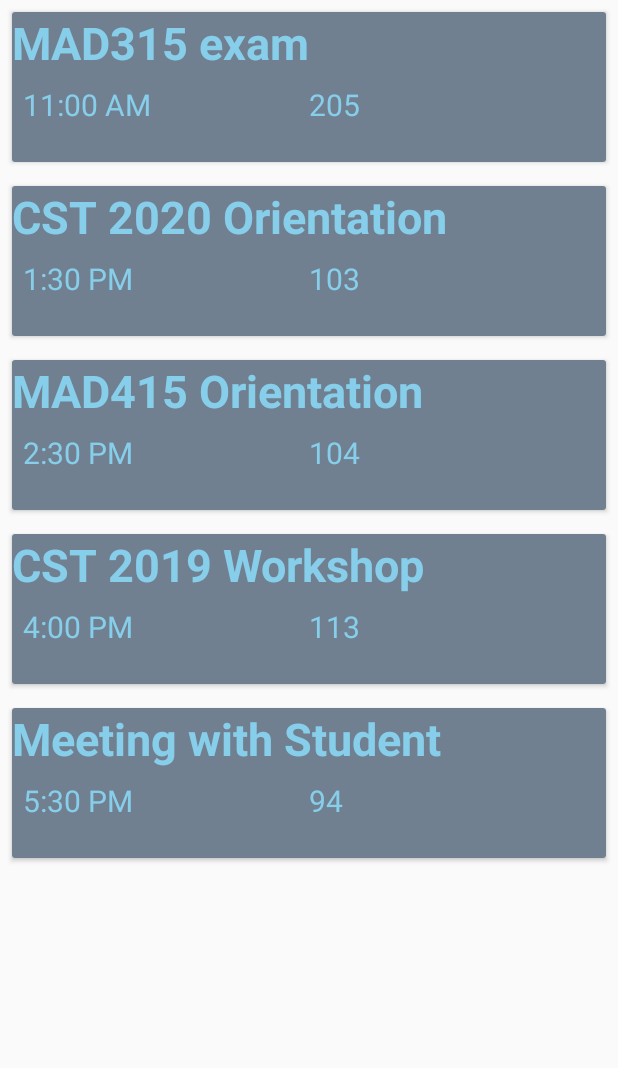
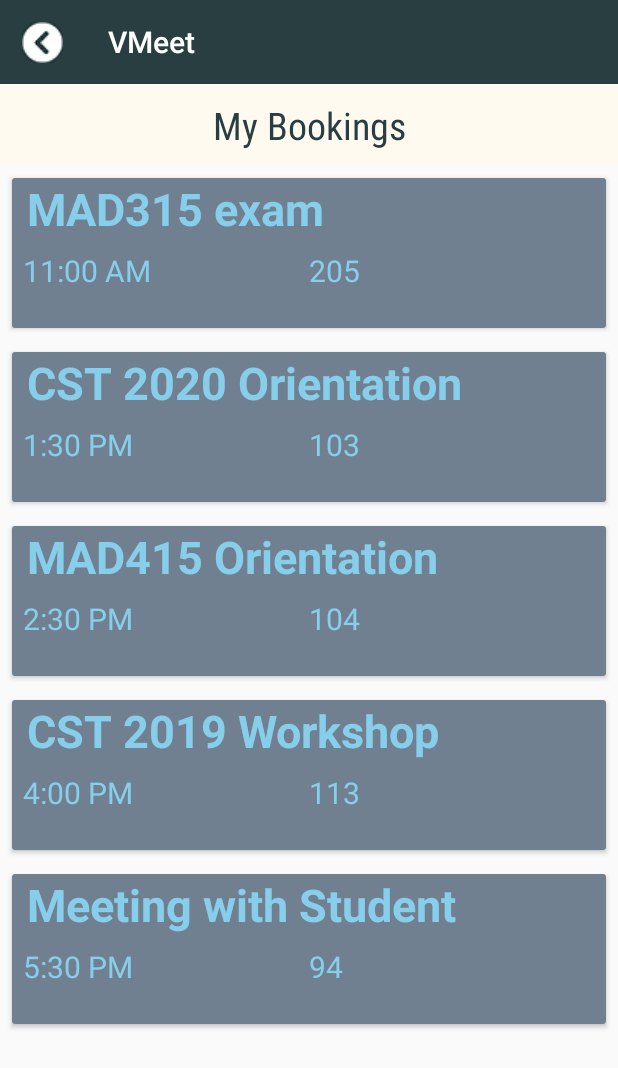
Before and after one commit to Akhilkrishna415/VMeet, an Android app: the screen it shows after launch once a user with an empty profile is signed in (MyBooking), in the side drawer, after a tap on "My Bookings", on a phone screen of 412 x 824 dp. Shown: the top 1068 px of the screen. Run offline under Robolectric (Android 15) with nearby library versions, the phone set to English and light mode, and no system bars; our stand-ins replace Firebase (no records; nobody signed in at launch, a user with empty details on screens opened directly), navigation-ui.

```diff
--- a/app/src/main/java/com/example/vmeet/CreatePostActivity.java
+++ b/app/src/main/java/com/example/vmeet/CreatePostActivity.java
@@ -1,8 +1,11 @@
 package com.example.vmeet;
 
+import android.annotation.SuppressLint;
 import android.app.DatePickerDialog;
 import android.app.TimePickerDialog;
+import android.content.Intent;
 import android.os.Bundle;
+import android.view.MenuItem;
 import android.view.View;
 import android.widget.DatePicker;
 import android.widget.EditText;
@@ -10,6 +13,7 @@ package com.example.vmeet;
 import android.widget.TimePicker;
 
 import androidx.appcompat.app.AppCompatActivity;
+import androidx.appcompat.widget.Toolbar;
 import androidx.fragment.app.DialogFragment;
 
 import java.text.DateFormat;
@@ -22,7 +26,15 @@ public class CreatePostActivity extends AppCompatActivity implements DatePickerD
         super.onCreate(savedInstanceState);
         setContentView(R.layout.activity_create_post);
 
-
+        /*Toolbar configuration and back button start */
+        Toolbar myToolbar = (Toolbar) findViewById(R.id.toolbar);
+        myToolbar.setTitleTextColor(getResources().getColor(R.color.white));
+        myToolbar.setNavigationIcon(R.drawable.iconbackarrowcustom);
+        setSupportActionBar(myToolbar);
+        getSupportActionBar().setTitle("New Booking");
+        getSupportActionBar().setHomeButtonEnabled(true);
+        getSupportActionBar().setDisplayHomeAsUpEnabled(true);
+        /*Toolbar configuration and back button End */
 
         //StartTime
 
@@ -59,6 +71,21 @@ public class CreatePostActivity extends AppCompatActivity implements DatePickerD
     }
 
     @Override
+    public boolean onOptionsItemSelected(MenuItem item) {
+        switch (item.getItemId()) {
+            case android.R.id.home:
+                // app icon in action bar clicked; go home
+                Intent intent = new Intent(this, Homepage.class);
+                intent.addFlags(Intent.FLAG_ACTIVITY_CLEAR_TOP);
+                startActivity(intent);
+                return true;
+            default:
+                return super.onOptionsItemSelected(item);
+        }
+    }
+
+
+    @Override
     public void onDateSet(DatePicker view, int year, int month, int dayOfMonth) {
         Calendar c = Calendar.getInstance();
         c.set(Calendar.YEAR, year);
@@ -84,15 +111,17 @@ public class CreatePostActivity extends AppCompatActivity implements DatePickerD
 
     }
 
-    private void endTime(TimePicker view,int hourOfDay, int minute) {
+    @SuppressLint("SetTextI18n")
+    private void endTime(TimePicker view, int hourOfDay, int minute) {
         EditText et = (EditText) findViewById(R.id.etime);
-        et.setText("Hour: " + hourOfDay + " Minute: " + minute);
+        et.setText(hourOfDay + " : " + minute);
 
     }
 
-    private void statTime(TimePicker view,int hourOfDay, int minute) {
+    @SuppressLint("SetTextI18n")
+    private void statTime(TimePicker view, int hourOfDay, int minute) {
         EditText st=(EditText) findViewById(R.id.stime);
-        st.setText("Hour: " + hourOfDay + " Minute: " + minute);
+        st.setText(hourOfDay + " : " + minute);
 
     }
 }
--- a/app/src/main/java/com/example/vmeet/Login.java
+++ b/app/src/main/java/com/example/vmeet/Login.java
@@ -86,7 +86,7 @@ public class Login extends AppCompatActivity {
                                         String userEmail = mAuth.getCurrentUser().getEmail();
                                         Toast.makeText(Login.this, "You are logged in" + userEmail, Toast.LENGTH_SHORT).show();
                                         Intent i;
-                                        if (userEmail.equalsIgnoreCase("vmeetadmin@gmail.com")) {
+                                        if (userEmail.equalsIgnoreCase("vmeetAdmin@gmail.com")) {
                                             i = new Intent(getApplicationContext(), AdminHome.class);
                                         } else {
                                             i = new Intent(getApplicationContext(), Homepage.class);
--- a/app/src/main/java/com/example/vmeet/MyBooking.java
+++ b/app/src/main/java/com/example/vmeet/MyBooking.java
@@ -1,12 +1,11 @@
 package com.example.vmeet;
-
-import androidx.appcompat.app.AppCompatActivity;
-import androidx.recyclerview.widget.LinearLayoutManager;
-import androidx.recyclerview.widget.RecyclerView;
 
 import android.os.Bundle;
 
-import com.example.vmeet.ui.home.HomeViewModel;
+import androidx.appcompat.app.AppCompatActivity;
+import androidx.appcompat.widget.Toolbar;
+import androidx.recyclerview.widget.LinearLayoutManager;
+import androidx.recyclerview.widget.RecyclerView;
 
 import java.util.ArrayList;
 import java.util.List;
@@ -28,6 +27,14 @@ public class MyBooking extends AppCompatActivity {
         super.onCreate(savedInstanceState);
         setContentView(R.layout.activity_my_booking);
 
+        /*Toolbar configuration and back button start */
+        Toolbar myToolbar = (Toolbar) findViewById(R.id.toolbar);
+        myToolbar.setTitleTextColor(getResources().getColor(R.color.white));
+       myToolbar.setNavigationIcon(R.drawable.iconbackarrowcustom);
+        setSupportActionBar(myToolbar);
+//        getSupportActionBar().setTitle("Registration");
+        /*Toolbar configuration and back button End */
+
         layoutManager = new LinearLayoutManager(this);
         recycler = findViewById(R.id.mybooking_recycler);
         adapterv2 = new MyBookingAdapter(MeetingTitle, RoomNo, Timev2);
--- a/app/src/main/java/com/example/vmeet/ui/home/HomeFragment.java
+++ b/app/src/main/java/com/example/vmeet/ui/home/HomeFragment.java
@@ -50,7 +50,6 @@ public class HomeFragment extends Fragment {
 
         recycler.setLayoutManager(layoutManager);
         recycler.setAdapter(adapterv2);
-
         recycler.setLayoutManager(new LinearLayoutManager(getContext(), LinearLayoutManager.HORIZONTAL, false));
         recycler.setHasFixedSize(true);
 
--- a/app/src/main/res/layout/activity_create_post.xml
+++ b/app/src/main/res/layout/activity_create_post.xml
@@ -1,6 +1,5 @@
 <?xml version="1.0" encoding="utf-8"?>
 <androidx.constraintlayout.widget.ConstraintLayout xmlns:android="http://schemas.android.com/apk/res/android"
-    xmlns:app="http://schemas.android.com/apk/res-auto"
     xmlns:tools="http://schemas.android.com/tools"
     android:layout_width="match_parent"
     android:layout_height="match_parent"
@@ -12,6 +11,7 @@
         android:orientation="vertical">
         <include
             layout="@layout/toolbar"
+            android:id="@+id/toolbar"
             android:layout_width="match_parent"
             android:layout_height="wrap_content" />
 
--- a/app/src/main/res/layout/activity_my_booking.xml
+++ b/app/src/main/res/layout/activity_my_booking.xml
@@ -1,12 +1,33 @@
 <?xml version="1.0" encoding="utf-8"?>
 <LinearLayout xmlns:android="http://schemas.android.com/apk/res/android"
-    xmlns:app="http://schemas.android.com/apk/res-auto"
     xmlns:tools="http://schemas.android.com/tools"
     android:layout_width="match_parent"
     android:layout_height="match_parent"
     android:orientation="vertical"
     tools:context=".MyBooking">
 
+    <androidx.appcompat.widget.Toolbar
+        android:id="@+id/toolbar"
+        android:layout_width="match_parent"
+        android:layout_height="wrap_content"
+        android:background="?attr/colorPrimary"
+        android:backgroundTint="@color/mainText"
+        android:minHeight="?attr/actionBarSize"
+        android:theme="?attr/actionBarTheme" />
+
+    <TextView
+        android:id="@+id/myBookingsheading"
+        android:layout_width="match_parent"
+        android:layout_height="wrap_content"
+        android:background="@color/floral_white"
+        android:fontFamily="sans-serif-condensed"
+        android:gravity="center"
+        android:padding="10sp"
+        android:text="My Bookings"
+        android:textAppearance="@style/TextAppearance.AppCompat.Large"
+        android:textColor="@color/mainText"
+        android:textSize="25sp" />
+
     <androidx.recyclerview.widget.RecyclerView
         android:id="@+id/mybooking_recycler"
         android:layout_width="match_parent"
--- a/app/src/main/res/layout/mybooking_model.xml
+++ b/app/src/main/res/layout/mybooking_model.xml
@@ -1,18 +1,15 @@
 <?xml version="1.0" encoding="utf-8"?>
 <LinearLayout xmlns:android="http://schemas.android.com/apk/res/android"
-    xmlns:app="http://schemas.android.com/apk/res-auto"
-    xmlns:tools="http://schemas.android.com/tools"
     android:layout_width="match_parent"
     android:layout_height="wrap_content"
-    android:orientation="vertical"
-    >
+    android:orientation="vertical">
 
     <androidx.cardview.widget.CardView
         android:layout_width="match_parent"
         android:layout_height="100dp"
         android:layout_margin="8dp"
         android:padding="4dp"
-        android:elevation="3dp">
+        android:elevation="4dp">
 
         <LinearLayout
             android:layout_width="match_parent"
@@ -24,6 +21,7 @@
                 android:layout_width="match_parent"
                 android:layout_height="wrap_content"
                 android:text="title"
+                android:paddingLeft="10sp"
                 android:textSize="30sp"
                 android:textStyle="normal|bold"
                 android:textColor="@color/sky_blue"/>
--- a/app/src/main/res/values/strings.xml
+++ b/app/src/main/res/values/strings.xml
@@ -31,6 +31,8 @@
     <string name="request_service">Request a Service</string>
     <string name="settings">Settings</string>
     <string name="logout">Logout</string>
+    <string name="signup_text">Already have an account? <font color="#81b5a1">Login Here</font></string>
+    <string name="don_t_have_an_account_register">Don\'t have an account? <font color="#81b5a1">Register</font></string>
     <string-array name="adminHardwareSoftware">
         <item>Select..</item>
         <item>Hardware</item>
```
Also changed, not shown: app/src/main/java/com/example/vmeet/Profile_settings.java (+4 -11 lines), app/src/main/java/com/example/vmeet/SignUp.java (+10 -0 lines), app/src/main/res/layout/activity_login.xml (+5 -6 lines), app/src/main/res/layout/activity_sign_up.xml (+9 -7 lines). Lines whose indentation alone changed are shown as unchanged.
